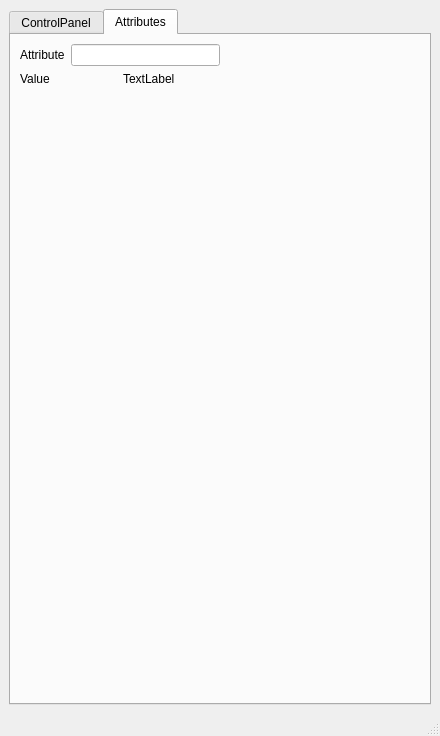
The window that try_customize_ui/mainwindow.ui (smandyscom/evalutions_to_linuxCNC) describes before a commit, drawn with Qt 5.
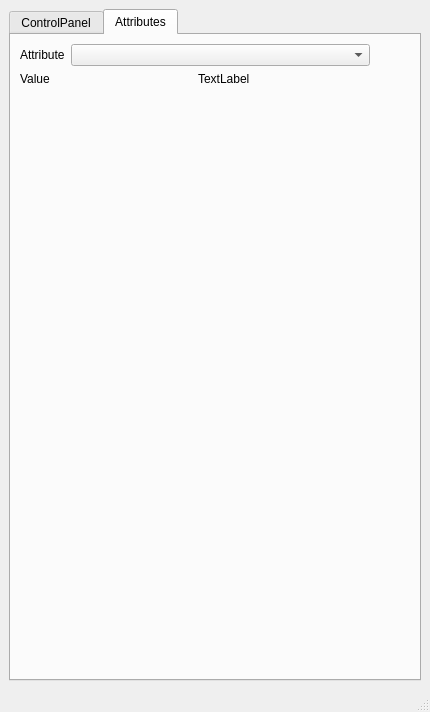
The same window after the commit. The open tabs and pages were chosen to show the change.

Commit message: random attr monitor tested

What changed in the file:
```diff
--- a/try_customize_ui/mainwindow.ui
+++ b/try_customize_ui/mainwindow.ui
@@ -6,8 +6,8 @@
    <rect>
     <x>0</x>
     <y>0</y>
-    <width>440</width>
-    <height>736</height>
+    <width>430</width>
+    <height>712</height>
    </rect>
   </property>
   <property name="windowTitle">
@@ -400,7 +400,14 @@
              </widget>
             </item>
             <item>
-             <widget class="QLineEdit" name="lineEdit_STAT_ATTR"/>
+             <widget class="QComboBox" name="comboBox_ATTR_SELECTION">
+              <property name="sizePolicy">
+               <sizepolicy hsizetype="Expanding" vsizetype="Fixed">
+                <horstretch>0</horstretch>
+                <verstretch>0</verstretch>
+               </sizepolicy>
+              </property>
+             </widget>
             </item>
            </layout>
           </item>
@@ -442,6 +449,9 @@
           <property name="orientation">
            <enum>Qt::Horizontal</enum>
           </property>
+          <property name="sizeType">
+           <enum>QSizePolicy::Minimum</enum>
+          </property>
           <property name="sizeHint" stdset="0">
            <size>
             <width>40</width>
```
Left out of the diff: 4 changed lines with no effect on the pictures. The commit also changes 4 other files.
